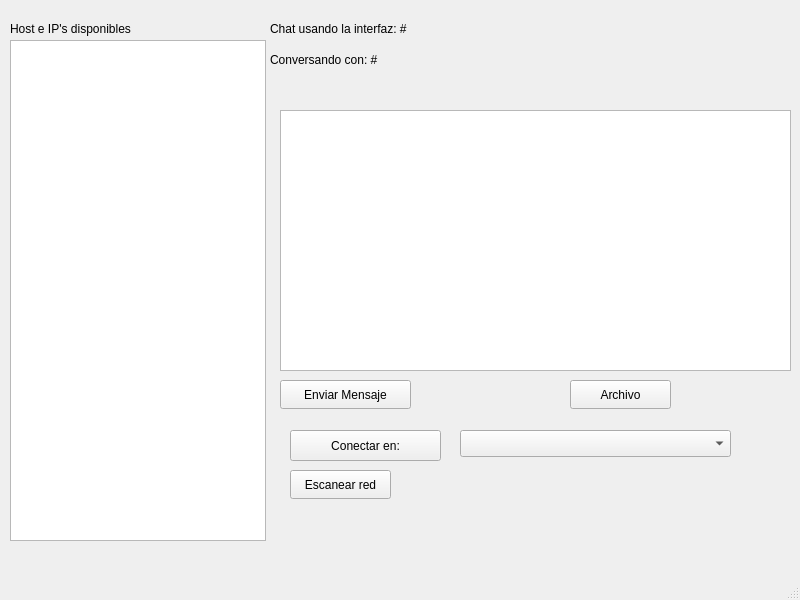
This is practica3/inicial.ui in AdrianPardo99/redes2 as Qt 5 draws it before an edit. The edited form follows.
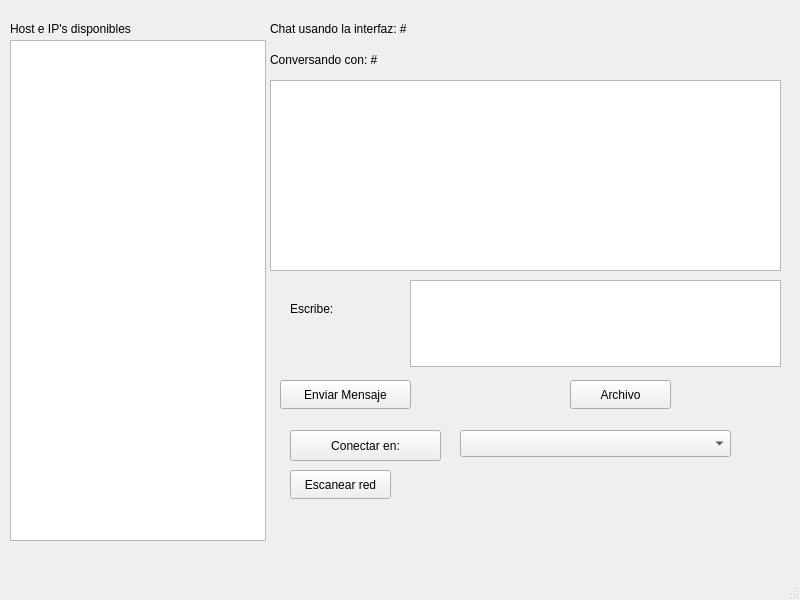
This is the edited form.

```diff
--- a/practica3/inicial.ui
+++ b/practica3/inicial.ui
@@ -69,10 +69,10 @@
    <widget class="QTextEdit" name="textEdit">
     <property name="geometry">
      <rect>
-      <x>280</x>
-      <y>110</y>
+      <x>270</x>
+      <y>80</y>
       <width>511</width>
-      <height>261</height>
+      <height>191</height>
      </rect>
     </property>
    </widget>
@@ -135,6 +135,29 @@
      </rect>
     </property>
    </widget>
+   <widget class="QTextEdit" name="txtMessage">
+    <property name="geometry">
+     <rect>
+      <x>410</x>
+      <y>280</y>
+      <width>371</width>
+      <height>87</height>
+     </rect>
+    </property>
+   </widget>
+   <widget class="QLabel" name="label">
+    <property name="geometry">
+     <rect>
+      <x>290</x>
+      <y>300</y>
+      <width>67</width>
+      <height>17</height>
+     </rect>
+    </property>
+    <property name="text">
+     <string>Escribe:</string>
+    </property>
+   </widget>
   </widget>
   <widget class="QMenuBar" name="menubar">
    <property name="geometry">
```
